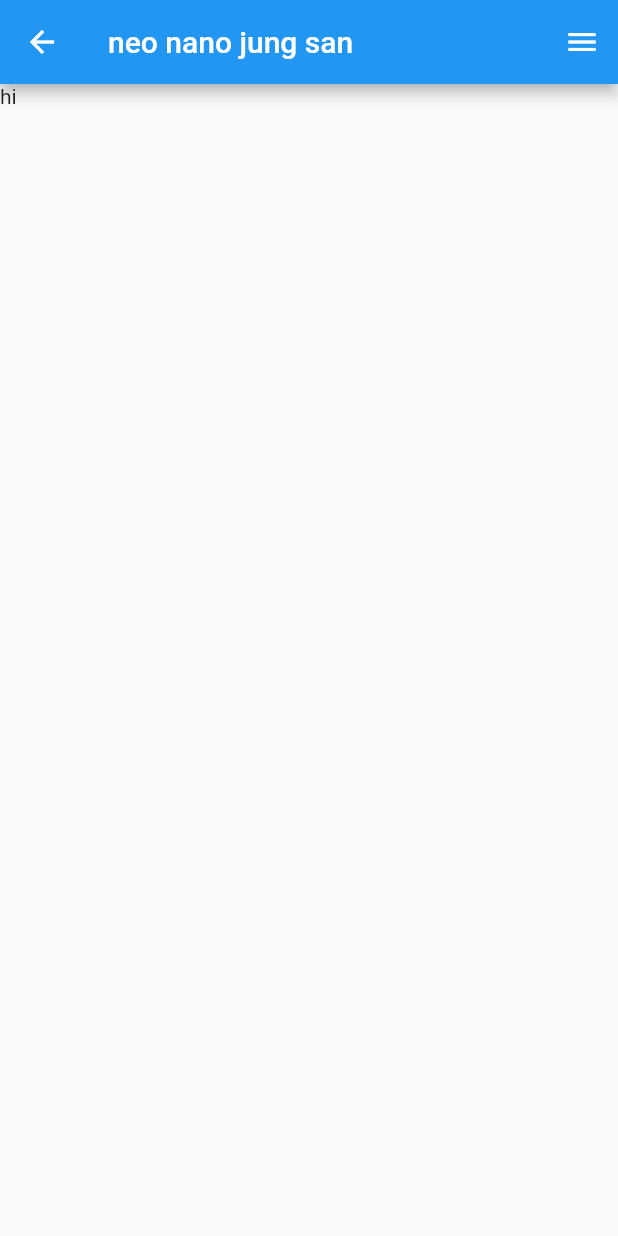
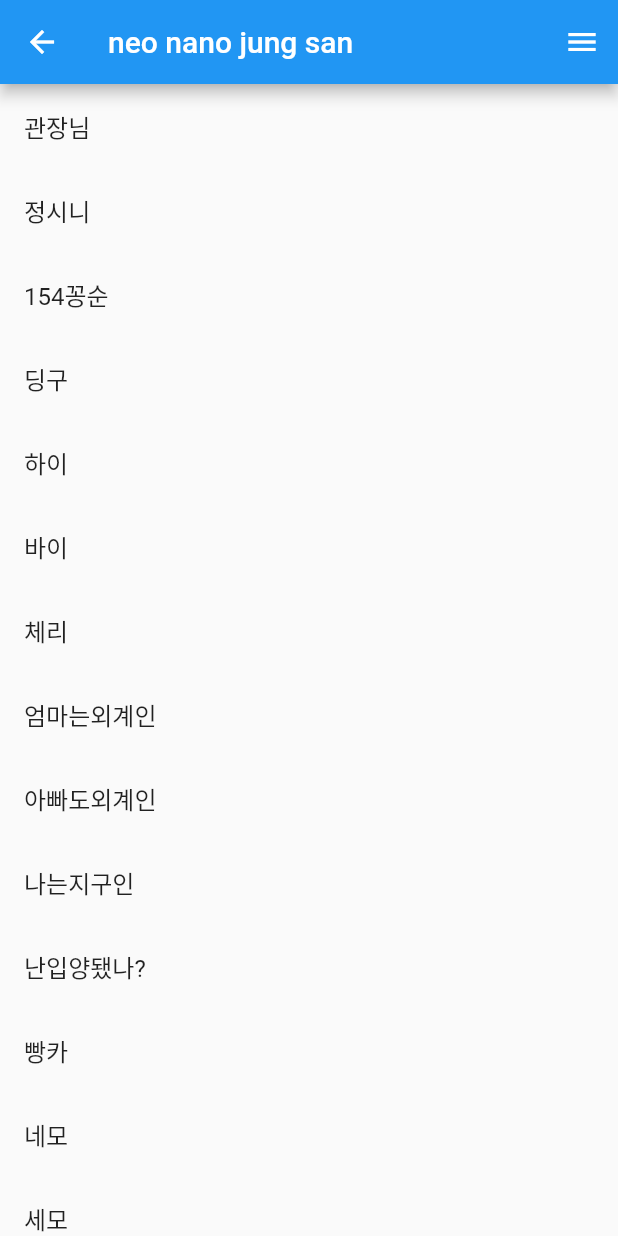
Before and after one commit to SuperRPM/balancing, a Flutter app: the screen it shows after launch, after a tap on "린더벅", on a phone screen of 412 x 824 dp. Run offline on Flutter 3.47's test engine with Material 2 defaults, Android fonts, the phone set to English and light mode, and no system bars.

Commit message:
show name list in check_people

```diff
--- a/lib/main.dart
+++ b/lib/main.dart
@@ -5,7 +5,7 @@ void main() {
     initialRoute: '/',
     routes: {
       '/': (context) => MyApp(),
-      '/check_people': (context) => CheckPeoplePage(),
+      // '/check_people': (context) => CheckPeoplePage(),
       '/choose_menu': (context) => Text("choose_menu"),
       '/history': (context) => Text("history"),
       '/input_price': (context) => Text("input_price"),
@@ -18,6 +18,23 @@ void main() {
 class MyApp extends StatelessWidget {
   MyApp({Key? key}) : super(key: key);
   var classList = ['린더벅', '입문', '초중급', '중급', '탄탄베이직'];
+  var nameListTemp = [
+    '관장님',
+    '정시니',
+    '154꽁순',
+    '딩구',
+    '하이',
+    '바이',
+    '체리',
+    '엄마는외계인',
+    '아빠도외계인',
+    '나는지구인',
+    '난입양됐나?',
+    '빵카',
+    '네모',
+    '세모'
+  ];
+  // var routeList = ['/check_people', '/choose_menu','/history',]
   @override
   Widget build(BuildContext context) {
     return Scaffold(
@@ -31,7 +48,15 @@ class MyApp extends StatelessWidget {
                 title: TextButton(
                   child: Text(classList[i].toString()),
                   onPressed: () {
-                    Navigator.pushNamed(context, '/check_people');
+                    Navigator.push(
+                      context,
+                      MaterialPageRoute(
+                        builder: (context) => CheckPeoplePage(
+                          className: classList[i],
+                          nameList: nameListTemp,
+                        ),
+                      ),
+                    );
                   },
                 ),
               );
@@ -47,7 +72,11 @@ class MyApp extends StatelessWidget {
 }
 
 class CheckPeoplePage extends StatelessWidget {
-  const CheckPeoplePage({super.key});
+  final String className;
+  final List<String> nameList;
+
+  const CheckPeoplePage(
+      {super.key, required this.className, required this.nameList});
 
   @override
   Widget build(BuildContext context) {
@@ -55,6 +84,11 @@ class CheckPeoplePage extends StatelessWidget {
         appBar: AppBar(
             title: Text("neo nano jung san"),
             actions: [IconButton(onPressed: () {}, icon: Icon(Icons.menu))]),
-        body: Text('hi'));
+        body: ListView.builder(
+          itemCount: nameList.length,
+          itemBuilder: (c, i) {
+            return ListTile(title: Text(nameList[i]));
+          },
+        ));
   }
 }
```
